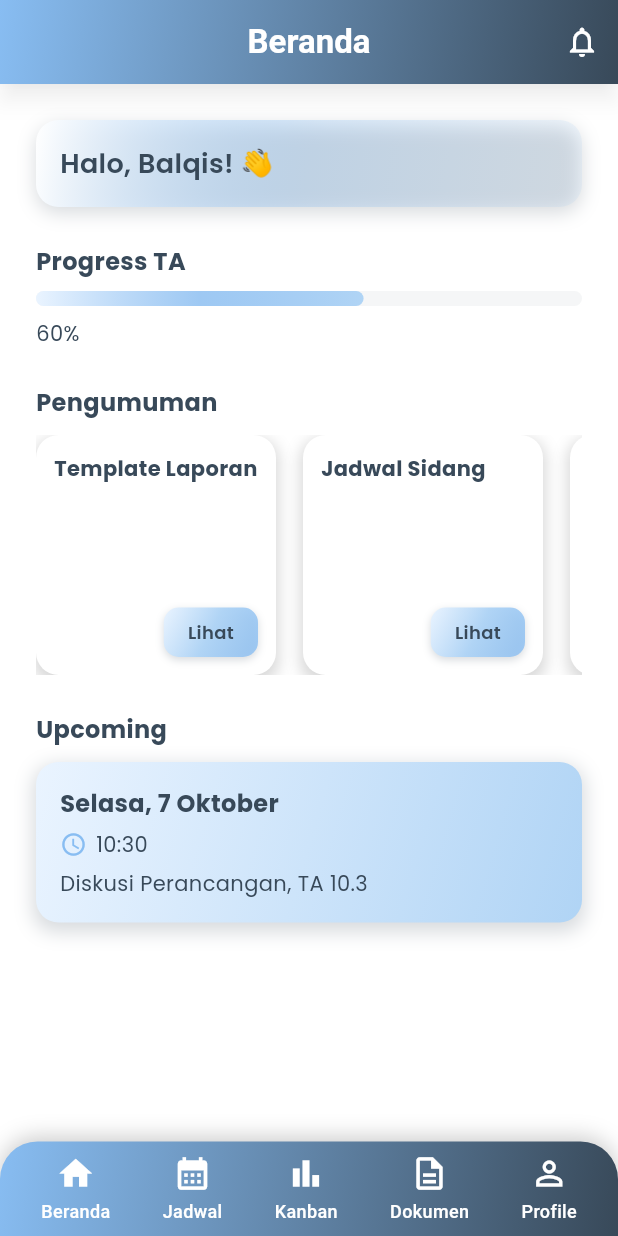
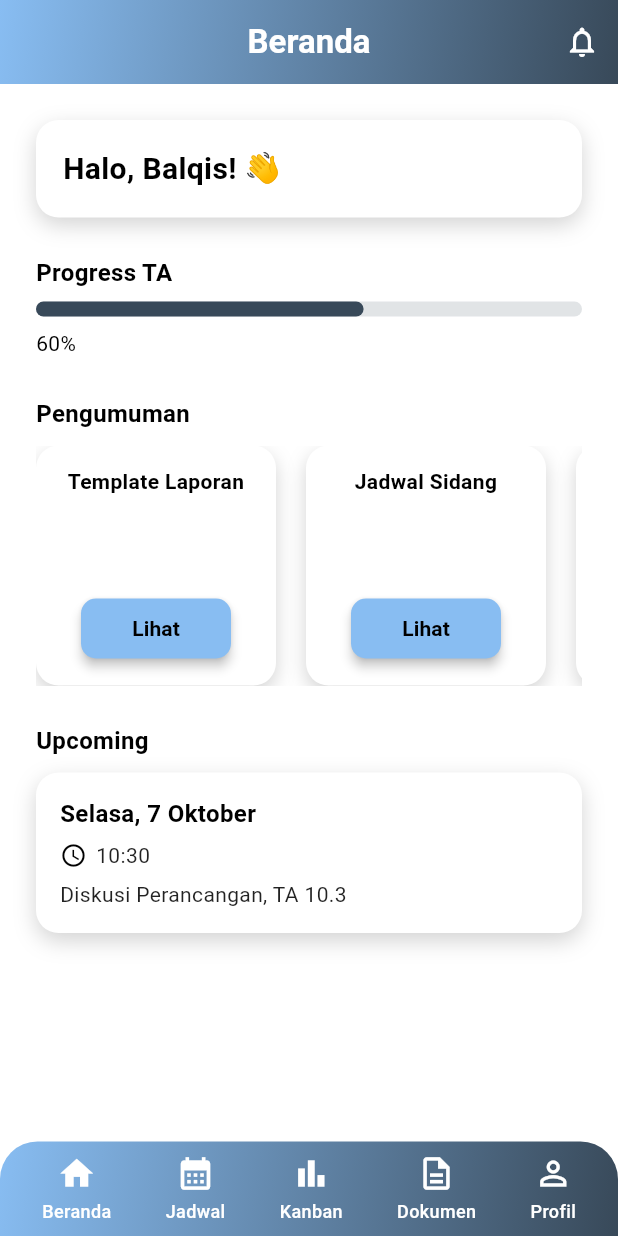
Before and after one commit to Mifrhmh-git/PBL-301-InTA-Mobile-Front-End, a Flutter app: the HomePage screen opened by its route, on a phone screen of 412 x 824 dp. Run offline on Flutter 3.47's test engine with Material 3 defaults, Android fonts, the phone set to English and light mode, and no system bars; our stand-ins replace get, google_fonts, table_calendar.

Commit message:
ubah warna home, jadwal tambah hal ajuan jadwal dosen dan perbaikan notifikasi

```diff
--- a/lib/pages/home_page.dart
+++ b/lib/pages/home_page.dart
@@ -1,34 +1,33 @@
-part of 'pages.dart';
+import 'package:flutter/material.dart';
+import 'package:get/get.dart';
+import '../shared/shared.dart';
+import '../routes/app_pages.dart';
+
 
 class HomePage extends StatelessWidget {
   const HomePage({super.key});
 
   @override
   Widget build(BuildContext context) {
+    const mainBlue = Color(0xFF88BDF2);
+
     return Scaffold(
-      backgroundColor: whiteColor,
+      backgroundColor: Colors.white,
       appBar: AppBar(
         automaticallyImplyLeading: false,
         elevation: 6,
         flexibleSpace: Container(
-          decoration: BoxDecoration(
+          decoration: const BoxDecoration(
             gradient: LinearGradient(
-              colors: [
-                primaryColor,
-                dangerColor,
-              ],
+              colors: [primaryColor, dangerColor],
               begin: Alignment.topLeft,
               end: Alignment.bottomRight,
             ),
           ),
         ),
-        shadowColor: Colors.black.withOpacity(0.3),
         title: const Text(
           'Beranda',
-          style: TextStyle(
-            color: Colors.white,
-            fontWeight: FontWeight.bold,
-          ),
+          style: TextStyle(color: Colors.white, fontWeight: FontWeight.bold),
         ),
         centerTitle: true,
         actions: [
@@ -46,59 +45,50 @@ class HomePage extends StatelessWidget {
           child: Column(
             crossAxisAlignment: CrossAxisAlignment.start,
             children: [
-              // === Sapaan ===
+              // === Halo Balqis ===
               Container(
                 width: double.infinity,
-                padding: const EdgeInsets.all(16),
+                padding: const EdgeInsets.all(18),
                 decoration: BoxDecoration(
-                  gradient: LinearGradient(
-                    colors: [
-                      Colors.white,
-                      primaryColor.withOpacity(0.3),
-                      primaryColor.withOpacity(0.1),
-                    ],
-                    begin: Alignment.topLeft,
-                    end: Alignment.bottomRight,
-                  ),
+                  color: Colors.white,
                   borderRadius: BorderRadius.circular(15),
                   boxShadow: [
                     BoxShadow(
-                      color: dangerColor.withOpacity(0.2),
-                      blurRadius: 10,
-                      offset: const Offset(0, 4),
+                      color: Colors.grey.withOpacity(0.45),
+                      blurRadius: 12,
+                      offset: const Offset(0, 5),
                     ),
                   ],
                 ),
-                child: Text(
+                child: const Text(
                   "Halo, Balqis! 👋",
-                  style: whiteTextStyle.copyWith(
-                    color: dangerColor,
-                    fontSize: 18,
-                    fontWeight: FontWeight.w600,
+                  style: TextStyle(
+                    color: Colors.black,
+                    fontSize: 20,
+                    fontWeight: FontWeight.w700,
                   ),
                 ),
               ),
               const SizedBox(height: 25),
 
               // === Progress TA ===
-              Text(
+              const Text(
                 "Progress TA",
-                style: whiteTextStyle.copyWith(
-                  color: dangerColor,
+                style: TextStyle(
+                  color: Colors.black,
                   fontSize: 16,
-                  fontWeight: FontWeight.w700,
+                  fontWeight: FontWeight.bold,
                 ),
               ),
               const SizedBox(height: 8),
 
-              // Progress dengan gradasi lembut
               Stack(
                 alignment: Alignment.centerLeft,
                 children: [
                   Container(
                     height: 10,
                     decoration: BoxDecoration(
-                      color: dangerColor.withOpacity(0.05),
+                      color: dangerColor.withOpacity(0.15),
                       borderRadius: BorderRadius.circular(8),
                     ),
                   ),
@@ -109,15 +99,7 @@ class HomePage extends StatelessWidget {
                         width: progressWidth,
                         height: 10,
                         decoration: BoxDecoration(
-                          gradient: LinearGradient(
-                            colors: [
-                              const Color(0xFFEAF4FF), // putih kebiruan
-                              primaryColor.withOpacity(0.8),
-                              const Color(0xFFB0D4F5), // biru muda lembut
-                            ],
-                            begin: Alignment.centerLeft,
-                            end: Alignment.centerRight,
-                          ),
+                          color: dangerColor,
                           borderRadius: BorderRadius.circular(8),
                         ),
                       );
@@ -125,69 +107,44 @@ class HomePage extends StatelessWidget {
                   ),
                 ],
               ),
-
               const SizedBox(height: 8),
-              Text(
-                "60%",
-                style: whiteTextStyle.copyWith(
-                  color: dangerColor,
-                  fontSize: 14,
-                ),
-              ),
+              const Text("60%", style: TextStyle(color: Colors.black)),
 
               const SizedBox(height: 25),
 
               // === Pengumuman ===
-              Text(
+              const Text(
                 "Pengumuman",
-                style: whiteTextStyle.copyWith(
-                  color: dangerColor,
+                style: TextStyle(
+                  color: Colors.black,
                   fontSize: 16,
                   fontWeight: FontWeight.bold,
                 ),
               ),
               const SizedBox(height: 10),
 
-              // 🔹 Horizontal Cards
               SizedBox(
                 height: 160,
                 child: ListView(
                   scrollDirection: Axis.horizontal,
-                  children: [
-                    _InfoCard(
-                      title: "Template Laporan",
-                      onPressed: () {
-                        Get.snackbar(
-                          "Template Laporan",
-                          "Fitur ini sedang dikembangkan!",
-                          backgroundColor: Colors.white,
-                          colorText: dangerColor,
-                        );
-                      },
-                    ),
-                    const SizedBox(width: 12),
-                    _InfoCard(
-                      title: "Jadwal Sidang",
-                      onPressed: () => Get.toNamed(Routes.JADWAL),
-                    ),
-                    const SizedBox(width: 12),
-                    _InfoCard(
-                      title: "Panduan Sidang",
-                      onPressed: () {},
-                    ),
+                  children: const [
+                    _InfoCard(title: "Template Laporan", mainBlue: mainBlue),
+                    SizedBox(width: 12),
+                    _InfoCard(title: "Jadwal Sidang", mainBlue: mainBlue),
+                    SizedBox(width: 12),
+                    _InfoCard(title: "Panduan Sidang", mainBlue: mainBlue),
                   ],
                 ),
               ),
-
               const SizedBox(height: 25),
 
               // === Upcoming ===
-              Text(
+              const Text(
                 "Upcoming",
-                style: whiteTextStyle.copyWith(
-                  color: dangerColor,
+                style: TextStyle(
+                  color: Colors.black,
                   fontSize: 16,
-                  fontWeight: FontWeight.w700,
+                  fontWeight: FontWeight.bold,
                 ),
               ),
               const SizedBox(height: 10),
@@ -196,51 +153,40 @@ class HomePage extends StatelessWidget {
                 width: double.infinity,
                 padding: const EdgeInsets.all(16),
                 decoration: BoxDecoration(
-                  gradient: LinearGradient(
-                    colors: [
-                      const Color(0xFFEAF4FF), // putih kebiruan
-                      const Color(0xFFB0D4F5), // biru muda lembut
-                    ],
-                    begin: Alignment.topLeft,
-                    end: Alignment.bottomRight,
-                  ),
+                  color: Colors.white,
                   borderRadius: BorderRadius.circular(15),
                   boxShadow: [
                     BoxShadow(
-                      color: dangerColor.withOpacity(0.2),
-                      blurRadius: 10,
-                      spreadRadius: 2,
-                      offset: const Offset(0, 4),
+                      color: Colors.grey.withOpacity(0.45),
+                      blurRadius: 12,
+                      offset: const Offset(0, 5),
                     ),
                   ],
                 ),
                 child: Column(
                   crossAxisAlignment: CrossAxisAlignment.start,
-                  children: [
+                  children: const [
                     Text(
                       "Selasa, 7 Oktober",
-                      style: whiteTextStyle.copyWith(
-                        color: dangerColor,
+                      style: TextStyle(
+                        color: Colors.black,
                         fontSize: 16,
                         fontWeight: FontWeight.bold,
                       ),
                     ),
-                    const SizedBox(height: 6),
+                    SizedBox(height: 6),
                     Row(
                       children: [
-                        Icon(Icons.access_time, color: primaryColor, size: 18),
-                        const SizedBox(width: 6),
-                        Text(
-                          "10:30",
-                          style: whiteTextStyle.copyWith(color: dangerColor),
-                        ),
+                        Icon(Icons.access_time, color: Colors.black, size: 18),
+                        SizedBox(width: 6),
+                        Text("10:30", style: TextStyle(color: Colors.black87)),
                       ],
                     ),
-                    const SizedBox(height: 6),
+                    SizedBox(height: 6),
                     Text(
                       "Diskusi Perancangan, TA 10.3",
-                      style: whiteTextStyle.copyWith(
-                        color: dangerColor,
+                      style: TextStyle(
+                        color: Colors.black87,
                         fontSize: 14,
                       ),
                     ),
@@ -252,15 +198,12 @@ class HomePage extends StatelessWidget {
         ),
       ),
 
-      // === Bottom Navigation Bar ===
+      // === Bottom Navigation ===
       bottomNavigationBar: Container(
         padding: const EdgeInsets.symmetric(horizontal: 10, vertical: 8),
         decoration: BoxDecoration(
-          gradient: LinearGradient(
-            colors: [
-              primaryColor,
-              dangerColor,
-            ],
+          gradient: const LinearGradient(
+            colors: [primaryColor, dangerColor],
             begin: Alignment.topLeft,
             end: Alignment.bottomRight,
           ),
@@ -268,13 +211,6 @@ class HomePage extends StatelessWidget {
             topLeft: Radius.circular(25),
             topRight: Radius.circular(25),
           ),
-          boxShadow: [
-            BoxShadow(
-              color: Colors.black.withOpacity(0.2),
-              blurRadius: 12,
-              offset: const Offset(0, -3),
-            ),
-          ],
         ),
         child: Row(
           mainAxisAlignment: MainAxisAlignment.spaceAround,
@@ -282,27 +218,27 @@ class HomePage extends StatelessWidget {
             _BottomNavItem(
               icon: Icons.home,
               label: "Beranda",
-              onTap: () => Get.offAllNamed(Routes.HOME),
+              onTap: () {},
             ),
             _BottomNavItem(
               icon: Icons.calendar_month,
               label: "Jadwal",
-              onTap: () => Get.offAllNamed(Routes.JADWAL),
+              onTap: () => Get.toNamed(Routes.JADWAL),
             ),
             _BottomNavItem(
               icon: Icons.bar_chart_outlined,
               label: "Kanban",
-              onTap: () => Get.offAllNamed(Routes.KANBAN),
+              onTap: () => Get.toNamed(Routes.KANBAN),
             ),
             _BottomNavItem(
               icon: Icons.description_outlined,
               label: "Dokumen",
-              onTap: () => Get.offAllNamed(Routes.DOKUMEN),
+              onTap: () => Get.toNamed(Routes.DOKUMEN),
             ),
             _BottomNavItem(
               icon: Icons.person_outline,
-              label: "Profile",
-              onTap: () => Get.offAllNamed(Routes.PROFILE),
+              label: "Profil",
+              onTap: () => Get.toNamed(Routes.PROFILE),
             ),
           ],
         ),
@@ -311,76 +247,57 @@ class HomePage extends StatelessWidget {
   }
 }
 
-// === Info Card ===
+// === INFO CARD ===
 class _InfoCard extends StatelessWidget {
   final String title;
-  final VoidCallback onPressed;
+  final Color mainBlue;
 
-  const _InfoCard({required this.title, required this.onPressed});
+  const _InfoCard({required this.title, required this.mainBlue});
 
   @override
   Widget build(BuildContext context) {
     return Container(
       width: 160,
-      margin: const EdgeInsets.only(right: 6),
-      padding: const EdgeInsets.all(12),
+      margin: const EdgeInsets.only(right: 8),
+      padding: const EdgeInsets.all(14),
       decoration: BoxDecoration(
         color: Colors.white,
         borderRadius: BorderRadius.circular(15),
         boxShadow: [
           BoxShadow(
-            color: Colors.grey.withOpacity(0.4),
-            blurRadius: 8,
-            spreadRadius: 2,
-            offset: const Offset(0, 4),
+            color: Colors.grey.withOpacity(0.45),
+            blurRadius: 10,
+            offset: const Offset(0, 5),
           ),
         ],
       ),
       child: Column(
-        crossAxisAlignment: CrossAxisAlignment.start,
+        mainAxisAlignment: MainAxisAlignment.spaceBetween,
         children: [
           Text(
             title,
-            style: whiteTextStyle.copyWith(
-              color: dangerColor,
+            textAlign: TextAlign.center,
+            style: const TextStyle(
+              color: Colors.black,
               fontWeight: FontWeight.bold,
               fontSize: 14,
             ),
           ),
-          const Spacer(),
-          Align(
-            alignment: Alignment.bottomRight,
-            child: GestureDetector(
-              onTap: onPressed,
-              child: Container(
-                padding: const EdgeInsets.symmetric(horizontal: 16, vertical: 8),
-                decoration: BoxDecoration(
-                  gradient: LinearGradient(
-                    colors: [
-                      const Color(0xFFEAF4FF), // putih kebiruan
-                      const Color(0xFFB0D4F5), // biru muda
-                      primaryColor.withOpacity(0.8),
-                    ],
-                    begin: Alignment.topLeft,
-                    end: Alignment.bottomRight,
-                  ),
-                  borderRadius: BorderRadius.circular(10),
-                  boxShadow: [
-                    BoxShadow(
-                      color: dangerColor.withOpacity(0.2),
-                      blurRadius: 4,
-                      offset: const Offset(0, 2),
-                    ),
-                  ],
-                ),
-                child: Text(
-                  "Lihat",
-                  style: whiteTextStyle.copyWith(
-                    fontSize: 12,
-                    fontWeight: FontWeight.w600,
-                    color: dangerColor,
-                  ),
-                ),
+          ElevatedButton(
+            onPressed: () {},
+            style: ElevatedButton.styleFrom(
+              backgroundColor: mainBlue,
+              minimumSize: const Size(100, 40),
+              shape: RoundedRectangleBorder(
+                borderRadius: BorderRadius.circular(10),
+              ),
+              elevation: 3,
+            ),
+            child: const Text(
+              "Lihat",
+              style: TextStyle(
+                color: Colors.black,
+                fontWeight: FontWeight.w600,
               ),
             ),
           ),
@@ -390,7 +307,7 @@ class _InfoCard extends StatelessWidget {
   }
 }
 
-// === Bottom Nav Item ===
+// === BOTTOM NAV ITEM ===
 class _BottomNavItem extends StatelessWidget {
   final IconData icon;
   final String label;
--- a/lib/pages/profile_page.dart
+++ b/lib/pages/profile_page.dart
@@ -92,7 +92,7 @@ class ProfilePage extends StatelessWidget {
                   icon: Icons.logout,
                   label: "Keluar",
                   onTap: () {
-                    Get.offAllNamed(Routes.LOGIN);
+                    Get.offAllNamed(Routes.WELCOME);
                   },
                 ),
               ],
--- a/lib/routes/app_pages.dart
+++ b/lib/routes/app_pages.dart
@@ -1,4 +1,7 @@
 import 'package:get/get.dart';
+import 'package:inta301/pages/form_jadwal.dart';
+import 'package:inta301/pages/home_page.dart';
+import 'package:inta301/pages/notifikasi_page.dart';
 import 'package:inta301/pages/pages.dart';
 import 'package:inta301/pages/welcome_page.dart';
 import 'package:inta301/pages/jadwal_pages.dart';
@@ -11,7 +14,7 @@ part 'app_routes.dart';
 class AppPages {
   AppPages._();
 
-  static const INITIAL = Routes.WELCOME; // Halaman pertama saat app dibuka
+  static const INITIAL = Routes.WELCOME;
 
   static final routes = [
     GetPage(
@@ -42,5 +45,16 @@ class AppPages {
       name: _Paths.NOTIFIKASI,
       page: () => const NotifikasiPage(),
     ),
+    // === Form Jadwal Bimbingan ===
+    GetPage(
+      name: _Paths.FORM_JADWAL,
+      page: () {
+        // Ambil arguments dengan aman
+        final args = Get.arguments as Map<String, dynamic>?;
+        int jadwalId = args?["jadwalId"] ?? 0; // ✅ pastikan non-null
+
+        return FormJadwalBimbinganPage(jadwalId: jadwalId);
+      },
+    ),
   ];
 }
--- a/lib/routes/app_routes.dart
+++ b/lib/routes/app_routes.dart
@@ -7,8 +7,8 @@ abstract class Routes {
   static const KANBAN = _Paths.KANBAN;
   static const DOKUMEN = _Paths.DOKUMEN;
   static const PROFILE = _Paths.PROFILE;
-  static const LOGIN = _Paths.LOGIN;
   static const NOTIFIKASI = _Paths.NOTIFIKASI;
+  static const FORM_JADWAL = _Paths.FORM_JADWAL; // <<<<< tambahkan ini
 }
 
 abstract class _Paths {
@@ -18,6 +18,6 @@ abstract class _Paths {
   static const KANBAN = '/kanban';
   static const DOKUMEN = '/dokumen';
   static const PROFILE = '/profile';
-  static const LOGIN = '/login';
   static const NOTIFIKASI = '/notifikasi';
+  static const FORM_JADWAL = '/form-jadwal'; // <<<<< tambahkan ini
 }
--- a/lib/shared/theme_shared.dart
+++ b/lib/shared/theme_shared.dart
@@ -1,4 +1,4 @@
-part of 'shared.dart'; // 👈 ini HARUS cocok dengan yang di atas
+part of 'shared.dart';
 
 // 🎨 Warna utama
 const Color primaryColor = Color(0xFF88BDF2);
```
Also changed, not shown: lib/pages/form_jadwal.dart (added, +149 -0 lines), lib/pages/jadwal_pages.dart (+42 -21 lines), lib/pages/notifikasi_page.dart (+96 -82 lines), lib/pages/pages.dart (+2 -7 lines).
